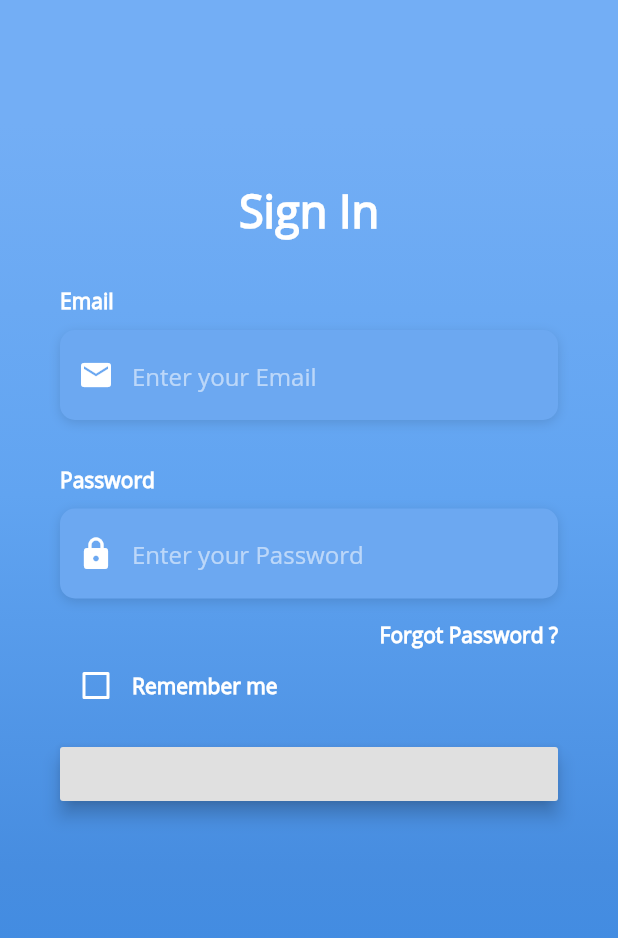
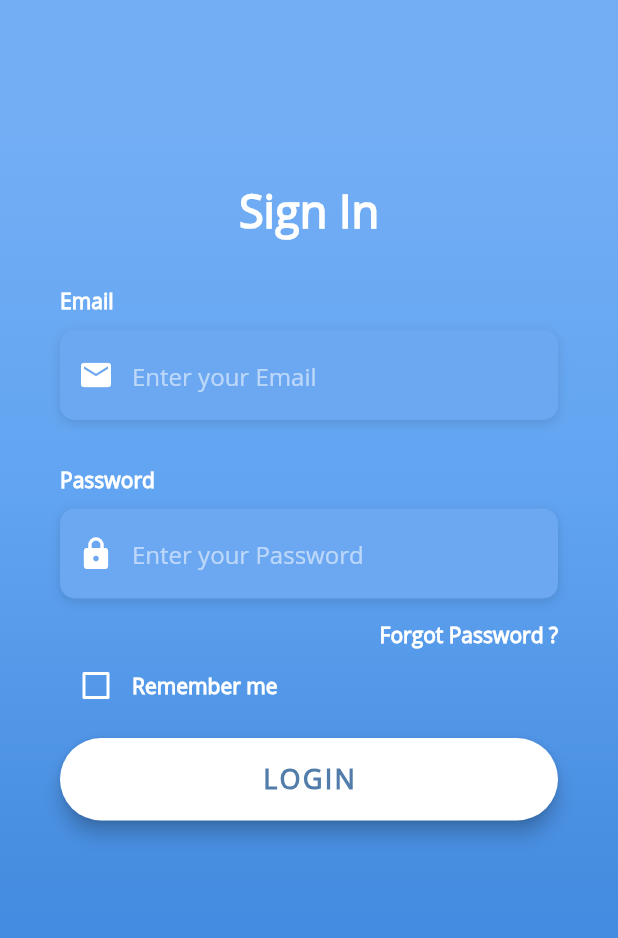
Before and after one commit to DavidCastelloBatet/login_page_ui_flutter, a Flutter app: the screen it shows after launch, on a phone screen of 412 x 824 dp. Shown: the top 938 px of the screen. Run offline on Flutter 3.47's test engine with Material 2 defaults, Android fonts, the phone set to English and light mode, and no system bars.

Commit message:
login button

```diff
--- a/lib/screens/login_screen.dart
+++ b/lib/screens/login_screen.dart
@@ -120,6 +120,26 @@ class _LoginScreenState extends State<LoginScreen> {
     );
   }
 
+  Widget _buildLoginButton() {
+    return Container(
+      width: double.infinity,
+      padding: EdgeInsets.symmetric(vertical: 25.0),
+      child: RaisedButton(
+        elevation: 5.0,
+        onPressed: () => print('Login Button Pressed'),
+        padding: EdgeInsets.all(15.0),
+        shape: RoundedRectangleBorder(
+          borderRadius: BorderRadius.circular(30.0),
+        ),
+        color: Colors.white,
+        child: Text(
+          'LOGIN',
+          style: kLoginButtonStyle,
+        ),
+      ),
+    );
+  }
+
   @override
   Widget build(BuildContext context) {
     return Scaffold(
@@ -168,14 +188,10 @@ class _LoginScreenState extends State<LoginScreen> {
                   _builPasswordTF(),
                   _buildForgotPasswordBtn(),
                   _buildRememberMeCheckbox(),
-                  Container(
-                    width: double.infinity,
-                    padding: EdgeInsets.symmetric(vertical: 25.0),
-                    child: RaisedButton(
-                      elevation: 5.0,
-                      onPressed: () => print('Login Button Pressed'),
-                    ),
-                  ),
+                  _buildLoginButton(),
+                  Column(
+                    children: <Widget>[],
+                  )
                 ],
               ),
             ),
--- a/lib/utilities/constants.dart
+++ b/lib/utilities/constants.dart
@@ -10,6 +10,12 @@ final kLabelStyle = TextStyle(
   fontWeight: FontWeight.bold,
   fontFamily: 'OpenSans',
 );
+final kLoginButtonStyle = TextStyle(
+    color: Color(0xFF527DAA),
+    letterSpacing: 1.5,
+    fontSize: 18.0,
+    fontWeight: FontWeight.bold,
+    fontFamily: 'OpenSans');
 
 final kBoxDecorationStyle = BoxDecoration(
   color: Color(0xff6ca8f1),
```
